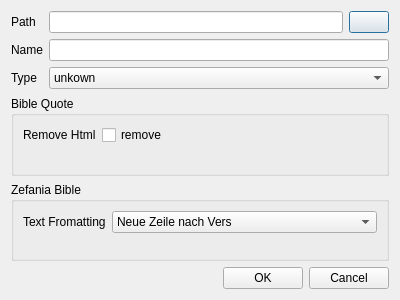
Qt form src/ui/moduleconfigdialog.ui (metaxy/openBibleViewer) before a commit.
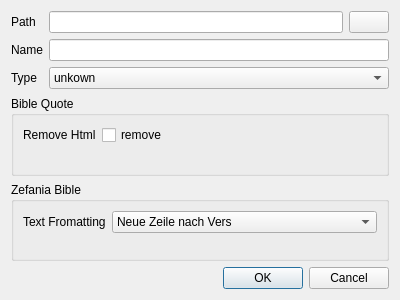
The same form after that commit. Icons and pictures are not drawn.

Diff of the .ui file:
```diff
--- a/src/ui/moduleconfigdialog.ui
+++ b/src/ui/moduleconfigdialog.ui
@@ -176,6 +176,9 @@
         <iconset>
          <normaloff>:/icons/16x16/dialog-ok.png</normaloff>:/icons/16x16/dialog-ok.png</iconset>
        </property>
+       <property name="default">
+        <bool>true</bool>
+       </property>
       </widget>
      </item>
      <item>
```
Left out of the diff: 10 changed lines with no effect on the pictures.
